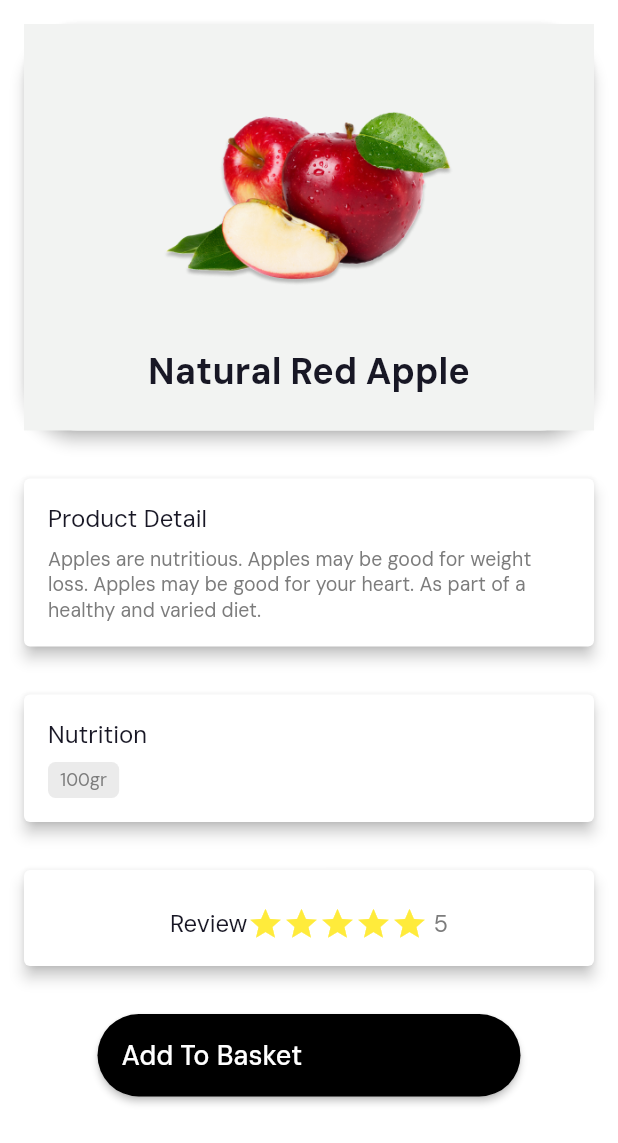
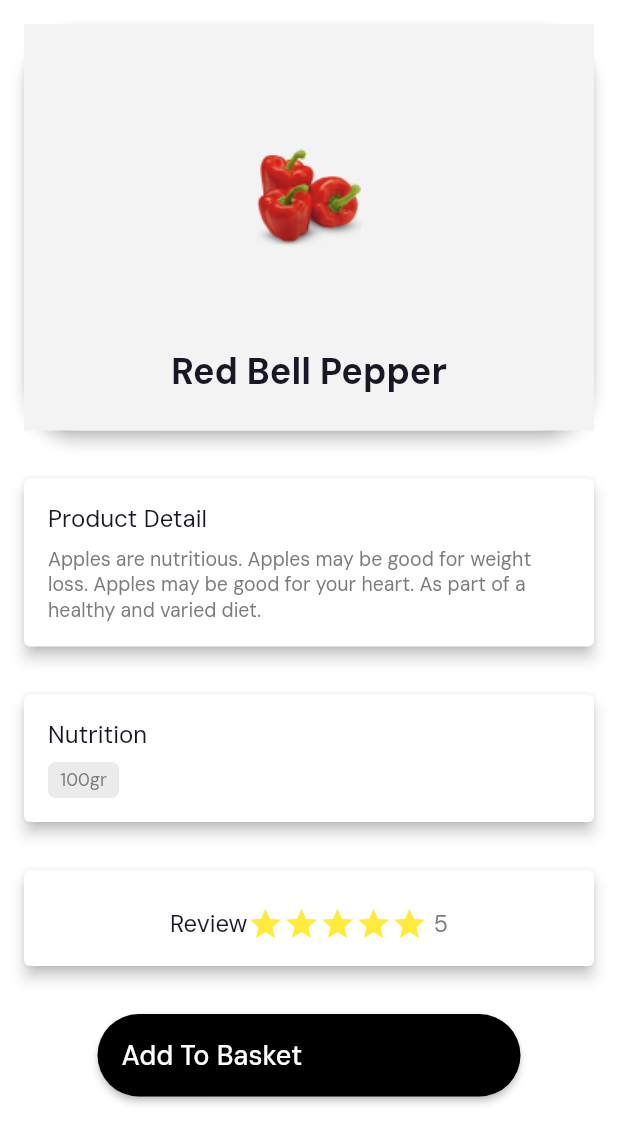
Before and after one commit to SSSamueLDS/googleignite_team7, a Flutter app: the ProductDetail screen opened by its route, on a phone screen of 412 x 824 dp. Shown: the top 1143 px of the screen. Run offline on Flutter 3.47's test engine with Material 2 defaults, Android fonts, the phone set to English and light mode, and no system bars.

Commit message:
update productdetails.dart

```diff
--- a/googleignite_team7/lib/screens/productdetail.dart
+++ b/googleignite_team7/lib/screens/productdetail.dart
@@ -22,12 +22,12 @@ class ProductDetail extends StatelessWidget {
                 crossAxisAlignment: CrossAxisAlignment.center,
                 children: [
                   Image.asset(
-                    'assets/images/apple.png',
+                    'assets/images/redbellpepper.png',
                     height: 200,
                     width: 200,
                   ),
                   Text(
-                    'Natural Red Apple',
+                    'Red Bell Pepper',
                     style: TextStyle(
                       color: Color(0xFF181725),
                       fontSize: 24,
```
